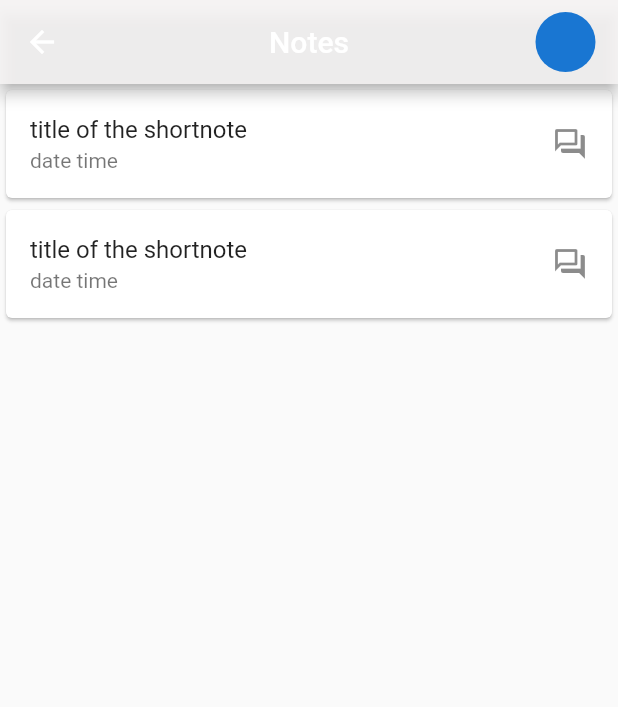
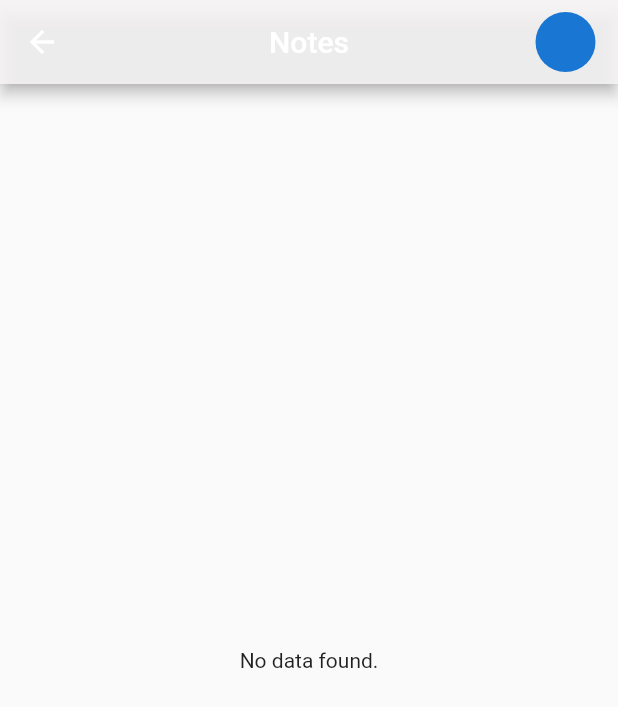
Before and after one commit to wubeshetA/SmartNote, a Flutter app: the Notes screen opened directly, on a phone screen of 412 x 824 dp. Shown: the top 707 px of the screen. Run offline on Flutter 3.47's test engine with Material 2 defaults, Android fonts, the phone set to English and light mode, and no system bars; our stand-ins replace avatar_glow, flutter_dotenv, google_nav_bar, permission_handler, sqflite and 1 more; missing offline and left inert: dart:ffi, flutter_sound_lite, google_speech; accounts and stored records are empty.

Commit message:
integration with note screen
Signed-off-by: freedisch <freeproduc@gmail.com>

```diff
--- a/lib/views/note/notes.dart
+++ b/lib/views/note/notes.dart
@@ -14,29 +14,27 @@ class Notes extends StatefulWidget {
 }
 
 class _NotesState extends State<Notes> {
-  List<Note> notes = [
-    Note(title: "Microbiology", date: DateTime.now()),
-    Note(title: "Science", date: DateTime.now()),
-    Note(title: "Algebra linear", date: DateTime.now()),
-    Note(title: "Calculus", date: DateTime.now()),
-    Note(title: "World Economic", date: DateTime.now()),
-    Note(title: "Arts Story", date: DateTime.now()),
-  ];
+  // List<Note> notes = [
+  //   Note(title: "Microbiology", date: DateTime.now()),
+  //   Note(title: "Science", date: DateTime.now()),
+  //   Note(title: "Algebra linear", date: DateTime.now()),
+  //   Note(title: "Calculus", date: DateTime.now()),
+  //   Note(title: "World Economic", date: DateTime.now()),
+  //   Note(title: "Arts Story", date: DateTime.now()),
+  // ];
+  late Future<List<DataNote>> all_data;
+  @override
+  void initState() {
+    super.initState();
+    all_data = fetchData();
+  }
 
-  List<DataNote> all_data = [
-    const DataNote(
-        id: 1,
-        notes: 'assets/trial.html', // html file
-        questions: 'assets/.json', // json file
-        title: 'title of the shortnote',
-        created_at: 'date time'),
-    const DataNote(
-        id: 2,
-        notes: 'assets/trial.html', // html file
-        questions: 'file_path_to_questions_for_this_note.json', // json file
-        title: 'title of the shortnote',
-        created_at: 'date time'),
-  ];
+  Future<List<DataNote>> fetchData() async {
+    var dbHelper = SqliteDatabaseHelper();
+    List<Map<String, dynamic>> rawList = await dbHelper.getPaths();
+
+    return rawList.map((dataMap) => DataNote.fromMap(dataMap)).toList();
+  }
 
   @override
   Widget build(BuildContext context) => Scaffold(
@@ -59,18 +57,28 @@ class _NotesState extends State<Notes> {
             SizedBox(width: 15),
           ],
         ),
-        body: ListView.builder(
-          itemCount: all_data.length,
+        body: FutureBuilder<List<DataNote>>(
+          future: all_data,
+          builder: (context, snapshot) {
+            if (snapshot.connectionState == ConnectionState.waiting) {
+              return Center(child: CircularProgressIndicator());
+            } else if (snapshot.hasError) {
+              return Center(child: Text('Error: ${snapshot.error}'));
+            } else if (!snapshot.hasData || snapshot.data!.isEmpty) {
+              return Center(child: Text('No data found.'));
+            } else {
+              return ListView.builder(
+                itemCount: snapshot.data!.length,
                 itemBuilder: (context, index) {
-            final data = all_data[index];
+                  final data = snapshot.data![index];
                   return InkWell(
                     onTap: () {
                       // Push to a new screen or redirect as needed
                       Navigator.push(
                           context,
                           MaterialPageRoute(
-                        builder: (context) =>
-                            NoteWebViewContainer(htmlFilePath: data.notes)));
+                              builder: (context) => NoteWebViewContainer(
+                                  htmlFilePath: data.notes)));
                     },
                     child: Row(
                       children: [
@@ -86,6 +94,9 @@ class _NotesState extends State<Notes> {
                       ],
                     ),
                   );
+                },
+              );
+            }
           },
         ),
       );
@@ -119,18 +130,45 @@ class DetailScreen extends StatelessWidget {
   }
 }
 
+// class DataNote {
+//   final int id;
+//   final String notes;
+//   final String questions;
+//   final String title;
+//   final String created_at;
+
+//   const DataNote({
+//     required this.id,
+//     required this.notes,
+//     required this.questions,
+//     required this.title,
+//     required this.created_at,
+//   });
+// }
+
 class DataNote {
-  final int id;
+  final int
+      id; // I noticed it was a String in your example, make sure this is the right type
   final String notes;
   final String questions;
   final String title;
   final String created_at;
 
-  const DataNote({
+  DataNote({
     required this.id,
     required this.notes,
     required this.questions,
     required this.title,
     required this.created_at,
   });
+
+  factory DataNote.fromMap(Map<String, dynamic> map) {
+    return DataNote(
+      id: map['id'],
+      notes: map['notes'],
+      questions: map['questions'],
+      title: map['title'],
+      created_at: map['created_at'],
+    );
   }
+}
```
Lines whose indentation alone changed are shown as unchanged.
